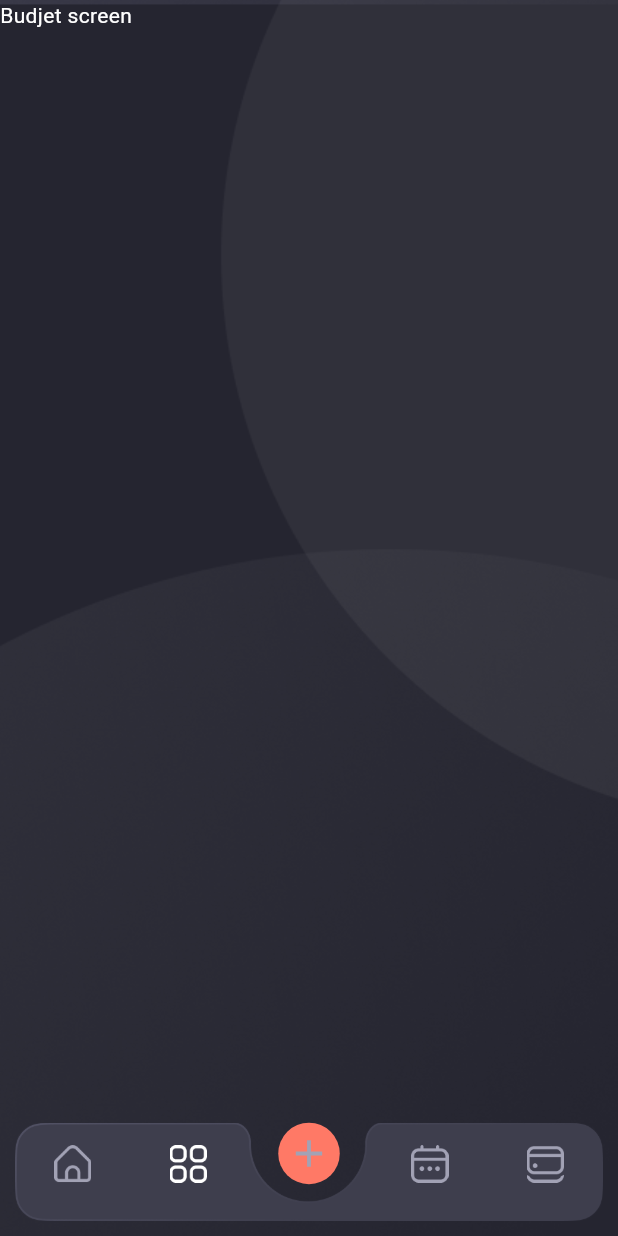
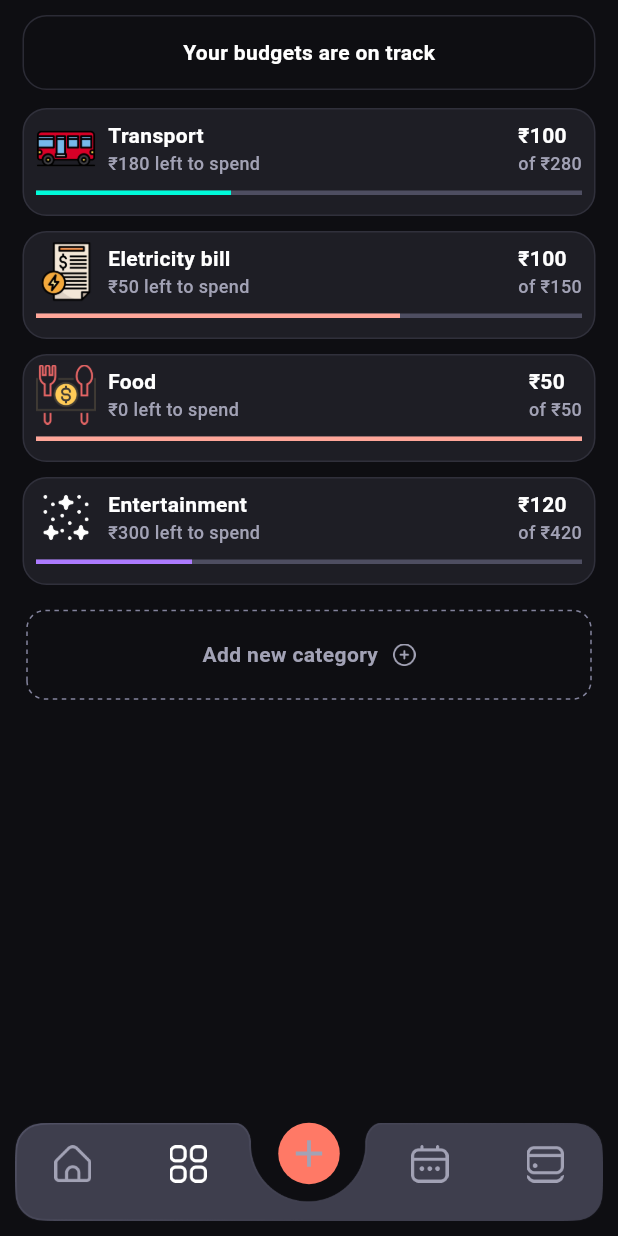
Before and after one commit to manoj19-github/Sanchita, a Flutter app: the screen it shows after launch, item 2 of the bottom bar chosen, on a phone screen of 412 x 824 dp. Run offline on Flutter 3.47's test engine with Material 3 defaults, Android fonts, the phone set to English and light mode, and no system bars; drawn by our look-alikes of dotted_border; our stand-ins replace firebase_auth, firebase_core, fluttertoast, get, google_sign_in; missing offline and left inert: github_sign_in; accounts and stored records are empty.

Commit message:
working on budget screen

```diff
--- a/lib/cobntrollers/homePage.controller.dart
+++ b/lib/cobntrollers/homePage.controller.dart
@@ -1,4 +1,5 @@
 import 'package:get/get.dart';
+import 'package:sanchita/common/color_extensions.dart';
 
 class HomePageController extends GetxController {
   RxInt selectedTopics = 0.obs;
@@ -25,4 +26,35 @@ class HomePageController extends GetxController {
   void toggleSelectedTopics(int index) {
     selectedTopics.value = index;
   }
+
+  List budgetAmount = [
+    {
+      "name": "Transport ",
+      "icon": "assets/img/transport.png",
+      "total_budget": "280",
+      "spend_amount": "100",
+      "color": TColor.secondaryG
+    },
+    {
+      "name": "Eletricity bill",
+      "icon": "assets/img/electricity_bills.png",
+      "spend_amount": "100",
+      "total_budget": "150",
+      "color": TColor.secondary50
+    },
+    {
+      "name": "Food ",
+      "icon": "assets/img/food.png",
+      "spend_amount": "50",
+      "total_budget": "50",
+      "color": TColor.secondary50
+    },
+    {
+      "name": "Entertainment ",
+      "icon": "assets/img/entertainment.png",
+      "spend_amount": "120",
+      "total_budget": "420",
+      "color": TColor.primary10
+    },
+  ];
 }
--- /dev/null
+++ b/lib/common/widgets/BudgetRow.dart
@@ -0,0 +1,112 @@
+import 'package:flutter/material.dart';
+import 'package:sanchita/common/color_extensions.dart';
+import 'package:sanchita/utils.dart';
+
+class BudgetRow extends StatelessWidget {
+  final Map expenceObj;
+  final VoidCallback onTapHandler;
+  BudgetRow({
+    super.key,
+    required this.expenceObj,
+    required this.onTapHandler,
+  });
+
+  @override
+  Widget build(BuildContext context) {
+    double leftAmount = 0;
+    double percentageLeftAmount = 0;
+
+    if (double.tryParse(expenceObj["spend_amount"]) != null &&
+        double.tryParse(expenceObj["total_budget"]) != null) {
+      percentageLeftAmount = double.tryParse(expenceObj["spend_amount"])! /
+          double.tryParse(expenceObj["total_budget"])!;
+      leftAmount = double.tryParse(expenceObj["total_budget"])! -
+          double.tryParse(expenceObj["spend_amount"])!;
+    }
+
+    return Padding(
+      padding: const EdgeInsets.only(top: 10),
+      child: InkWell(
+          borderRadius: BorderRadius.circular(16),
+          onTap: onTapHandler,
+          child: Container(
+            height: 72,
+            padding: const EdgeInsets.symmetric(horizontal: 8, vertical: 6),
+            decoration: BoxDecoration(
+              border: Border.all(color: TColor.border.withOpacity(0.1)),
+              color: TColor.gray70.withOpacity(0.4),
+              borderRadius: BorderRadius.circular(16),
+            ),
+            alignment: Alignment.center,
+            child: Column(
+              children: [
+                Row(
+                  mainAxisAlignment: MainAxisAlignment.center,
+                  children: [
+                    Image.asset(
+                      expenceObj["icon"],
+                      width: 40,
+                      height: 40,
+                    ),
+                    const SizedBox(width: 8),
+                    Expanded(
+                      child: Column(
+                        crossAxisAlignment: CrossAxisAlignment.start,
+                        mainAxisAlignment: MainAxisAlignment.center,
+                        children: [
+                          Text(
+                            expenceObj["name"],
+                            style: TextStyle(
+                                color: TColor.white,
+                                fontSize: 14,
+                                fontWeight: FontWeight.w600),
+                          ),
+                          Text(
+                            UTILMAIN.indianRupeesFormat("${leftAmount}") +
+                                " left to spend",
+                            style: TextStyle(
+                                color: TColor.gray30,
+                                fontSize: 12,
+                                fontWeight: FontWeight.w500),
+                          ),
+                        ],
+                      ),
+                    ),
+                    const SizedBox(width: 8),
+                    Column(
+                      crossAxisAlignment: CrossAxisAlignment.start,
+                      mainAxisAlignment: MainAxisAlignment.center,
+                      children: [
+                        Text(
+                          UTILMAIN
+                              .indianRupeesFormat(expenceObj["spend_amount"]),
+                          style: TextStyle(
+                              color: TColor.white,
+                              fontSize: 14,
+                              fontWeight: FontWeight.w600),
+                        ),
+                        Text(
+                          "of " +
+                              UTILMAIN.indianRupeesFormat(
+                                  expenceObj["total_budget"]),
+                          style: TextStyle(
+                              color: TColor.gray30,
+                              fontSize: 12,
+                              fontWeight: FontWeight.w500),
+                        ),
+                      ],
+                    ),
+                  ],
+                ),
+                const SizedBox(height: 8),
+                LinearProgressIndicator(
+                    backgroundColor: TColor.gray60,
+                    minHeight: 3,
+                    valueColor: AlwaysStoppedAnimation(expenceObj["color"]),
+                    value: percentageLeftAmount)
+              ],
+            ),
+          )),
+    );
+  }
+}
--- a/lib/common/widgets/CustomArcPainter.dart
+++ b/lib/common/widgets/CustomArcPainter.dart
@@ -3,6 +3,17 @@ import 'package:sanchita/common/color_extensions.dart';
 import 'package:vector_math/vector_math.dart';
 
 class CustomArcPainter extends CustomPainter {
+
+  final double start;
+  final double end;
+  final double width;
+  final double blurWidth;
+
+  CustomArcPainter(
+      {this.start = 0, this.end = 270, this.width = 12, this.blurWidth = 3});
+
+
+
   @override
   void paint(Canvas canvas, Size size) {
     var rect = Rect.fromCircle(
@@ -15,16 +26,30 @@ class CustomArcPainter extends CustomPainter {
     Paint activePaint = Paint()
       ..shader = gradientColor.createShader(rect)
       ..style = PaintingStyle.stroke
-      ..strokeWidth = 12
+      ..strokeWidth = width
       ..strokeCap = StrokeCap.round;
     Paint backgroundPaint = Paint()
       // ..shader = gradientColor.createShader(rect)
       ..color = TColor.gray60.withOpacity(0.5)
       ..style = PaintingStyle.stroke
-      ..strokeWidth = 12
+      ..strokeWidth = width
       ..strokeCap = StrokeCap.round;
-    canvas.drawArc(rect, radians(135), radians(270), false, backgroundPaint);
-    canvas.drawArc(rect, radians(135), radians(156.25), false, activePaint);
+
+    Paint shadowPaint = Paint()
+      ..color = TColor.secondary.withOpacity(0.3)
+      ..style = PaintingStyle.stroke
+      ..strokeWidth = width + blurWidth
+      ..strokeCap = StrokeCap.round
+      ..maskFilter = MaskFilter.blur(BlurStyle.normal, 5.0);
+
+    var startVal = 135.0 + start;
+    canvas.drawArc(
+        rect, radians(startVal), radians(270), false, backgroundPaint);
+    Path path = Path();
+    path.addArc(rect, radians(startVal), radians(end));
+    canvas.drawPath(path, shadowPaint);
+
+    canvas.drawArc(rect, radians(startVal), radians(end), false, activePaint);
   }
 
   @override
--- a/lib/screens/budget/BudgetScreenMain.dart
+++ b/lib/screens/budget/BudgetScreenMain.dart
@@ -1,23 +1,116 @@
+import 'package:dotted_border/dotted_border.dart';
 import 'package:flutter/material.dart';
+import 'package:get/get.dart';
+import 'package:sanchita/cobntrollers/homePage.controller.dart';
+import 'package:sanchita/common/color_extensions.dart';
+import 'package:sanchita/common/widgets/AppLogo.dart';
+import 'package:sanchita/common/widgets/BudgetRow.dart';
+import 'package:sanchita/screens/home/widgets/ExpencesTile.dart';
+import 'package:sanchita/screens/home/widgets/HomePageTabs.dart';
+import 'package:sanchita/screens/home/widgets/HomePageUpperWidget.dart';
+import 'package:sanchita/screens/home/widgets/SegmentBtn.dart';
+import 'package:sanchita/screens/home/widgets/UpcomingBills.dart';
 
 class BudgetScreenMain extends StatelessWidget {
-  const BudgetScreenMain({super.key});
+  BudgetScreenMain({super.key});
+  HomePageController _homePageController = Get.put(HomePageController());
 
   @override
   Widget build(BuildContext context) {
+    var media = MediaQuery.of(context).size;
     return Scaffold(
+      backgroundColor: TColor.gray,
       body: SafeArea(
-        child: Container(
-          child: Text(
-            "Budjet screen",
-            style: TextStyle(color: Colors.white),
-          ),
-          width: double.infinity,
-          height: double.infinity,
-          decoration: BoxDecoration(
-            image: DecorationImage(
-                image: AssetImage("assets/img/card_blank_2.png"),
-                fit: BoxFit.cover),
+        child: SingleChildScrollView(
+          child: Column(
+            children: [
+              const SizedBox(height: 10),
+              // HomePageUpperWidget(),
+              // HomePageTabs(),
+
+              InkWell(
+                borderRadius: BorderRadius.circular(16),
+                onTap: () {},
+                child: Container(
+                  height: 50,
+                  padding: const EdgeInsets.all(10),
+                  margin: const EdgeInsets.symmetric(horizontal: 15),
+                  alignment: Alignment.center,
+                  decoration: BoxDecoration(
+                    border: Border.all(
+                      color: TColor.border.withOpacity(0.15),
+                    ),
+                    borderRadius: BorderRadius.circular(16),
+                  ),
+                  child: Row(
+                    mainAxisAlignment: MainAxisAlignment.center,
+                    children: [
+                      Text(
+                        "Your budgets are on track",
+                        style: TextStyle(
+                            color: TColor.white,
+                            fontSize: 14,
+                            fontWeight: FontWeight.w600),
+                      )
+                    ],
+                  ),
+                ),
+              ),
+              Container(
+                child: ListView.builder(
+                    padding: EdgeInsets.symmetric(horizontal: 15, vertical: 2),
+                    shrinkWrap: true,
+                    itemCount: _homePageController.budgetAmount.length,
+                    physics: const NeverScrollableScrollPhysics(),
+                    itemBuilder: (context, index) {
+                      var currObj =
+                          _homePageController.budgetAmount[index] as Map? ?? {};
+                      return BudgetRow(
+                          expenceObj: currObj, onTapHandler: () {});
+                    }),
+              ),
+              const SizedBox(height: 15),
+              Padding(
+                padding: const EdgeInsets.symmetric(horizontal: 18.0),
+                child: InkWell(
+                  borderRadius: BorderRadius.circular(16),
+                  onTap: () {},
+                  child: DottedBorder(
+                    dashPattern: const [3, 3],
+                    strokeWidth: 1,
+                    borderType: BorderType.RRect,
+                    radius: Radius.circular(12),
+                    color: TColor.gray40,
+                    child: Container(
+                      height: 55,
+                      padding: const EdgeInsets.all(10),
+                      margin: const EdgeInsets.symmetric(horizontal: 15),
+                      alignment: Alignment.center,
+                      decoration: BoxDecoration(
+
+
+                        borderRadius: BorderRadius.circular(16),
+                      ),
+                      child: Row(
+                        mainAxisAlignment: MainAxisAlignment.center,
+                        children: [
+                          Text(
+                            "Add new category",
+                            style: TextStyle(
+                                color: TColor.gray30,
+                                fontSize: 14,
+                                fontWeight: FontWeight.w600),
+                          ),
+                          const SizedBox(width: 10),
+                          Image.asset("assets/img/add.png",
+                              width: 15, height: 15, color: TColor.gray30)
+                        ],
+                      ),
+                    ),
+                  ),
+                ),
+              ),
+            ],
           ),
         ),
       ),
--- a/lib/screens/home/widgets/HomePageUpperWidget.dart
+++ b/lib/screens/home/widgets/HomePageUpperWidget.dart
@@ -43,7 +43,7 @@ class HomePageUpperWidget extends StatelessWidget {
             child: Container(
                 width: media.width * 0.63,
                 height: media.height * 0.014,
-                child: CustomPaint(painter: CustomArcPainter())),
+                child: CustomPaint(painter: CustomArcPainter(end: 220))),
           ),
           Column(
             mainAxisSize: MainAxisSize.min,
--- a/lib/utils.dart
+++ b/lib/utils.dart
@@ -12,6 +12,6 @@ class UTILMAIN {
         name: "INR",
         locale: 'en_IN',
         decimalDigits: 0, // change it to get decimal places
-        symbol: '₹ ',
+        symbol: '₹',
       ).format(double.tryParse(value));
 }
--- a/pubspec.yaml
+++ b/pubspec.yaml
@@ -45,6 +45,7 @@ dependencies:
   shared_preferences: ^2.2.3
   intl: ^0.19.0
   vector_math: ^2.1.4
+  dotted_border: ^2.1.0
 
 dev_dependencies:
   flutter_test:
```
Also changed, not shown: pubspec.lock, 1 other file.
